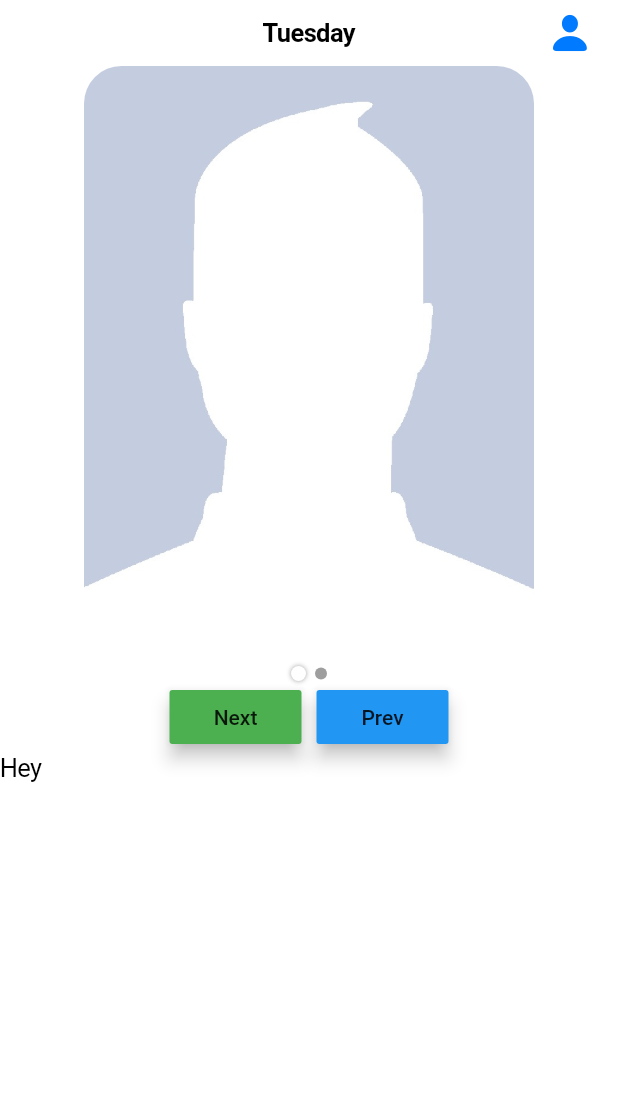
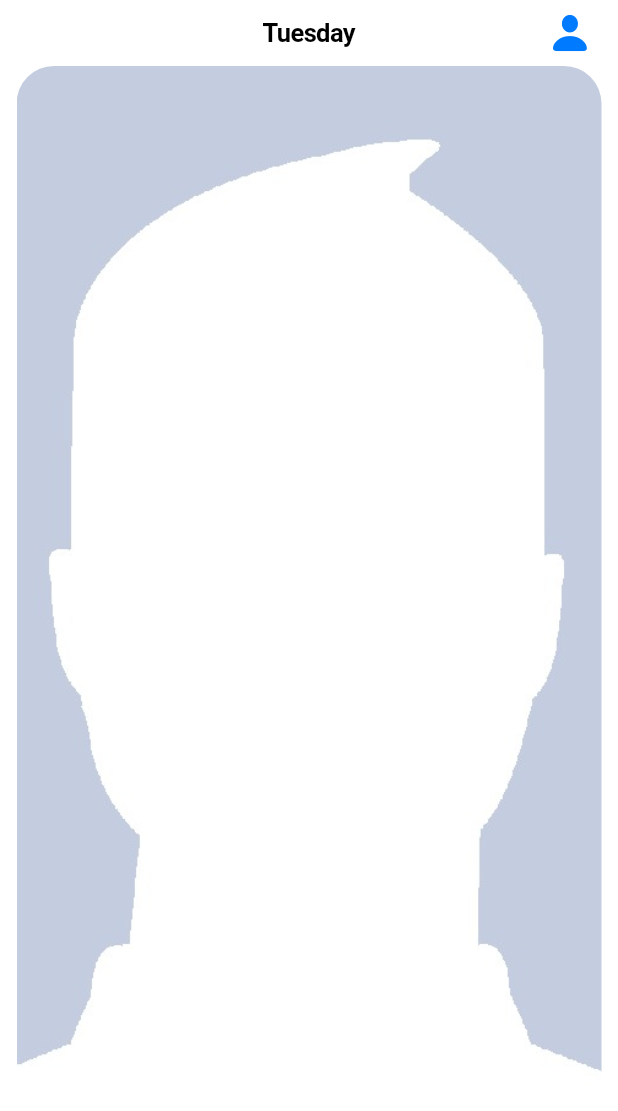
Before and after one commit to tyshantprince/LinkUp, a Flutter app: the screen it shows after launch, on a phone screen of 412 x 824 dp. Shown: the top 1111 px of the screen. Run offline on Flutter 3.47's test engine with Material 2 defaults, Android fonts, the phone set to English and light mode, and no system bars; drawn by our look-alikes of carousel_slider; missing offline and left inert: flutter_statusbar_manager.

```diff
--- a/lib/main.dart
+++ b/lib/main.dart
@@ -1,6 +1,7 @@
 import 'package:flutter/cupertino.dart';
 import 'package:flutter/material.dart';
 import 'package:flutter_statusbar_manager/flutter_statusbar_manager.dart';
+import 'package:carousel_slider/carousel_slider.dart';
 
 void main() => runApp(new MyApp());
 
@@ -53,130 +54,35 @@ class _PostImagesState extends State<PostImages> {
 
   List<String> photos = ['assets/profile_pic.jpg', 'assets/wallpaper.jpg'];
 
-  void _previousImage() {
-    setState(() {
-      photoIndex = photoIndex > 0 ? photoIndex - 1 : 0;
-    });
-  }
-
-  void _nextImage() {
-    setState(() {
-      photoIndex = photoIndex < photos.length - 1 ? photoIndex + 1 : photoIndex;
-    });
-  }
-
   @override
   Widget build(BuildContext context) {
-    return Center(
-      child: Stack(
-        children: <Widget>[
-          Column(
-            children:<Widget>[
-              Container(
-                decoration: BoxDecoration(
-                    borderRadius: BorderRadius.circular(25.0),
-                    image: DecorationImage(
-                        image: AssetImage(photos[photoIndex]),
-                        fit: BoxFit.cover)),
-                height: 400.0,
-                width: 300.0,
-              ),
-              Center(
-                child: SelectedPhoto(
-                    numberOfDots: photos.length, photoIndex: photoIndex),
-              ),
-              Row(
-                mainAxisAlignment: MainAxisAlignment.center,
-                children: <Widget>[
-                  RaisedButton(
-                    child: Text('Next'),
-                    onPressed: _nextImage,
-                    elevation: 5.0,
-                    color: Colors.green,
-                  ),
-                  SizedBox(width: 10.0),
-                  RaisedButton(
-                    child: Text('Prev'),
-                    onPressed: _previousImage,
-                    elevation: 5.0,
-                    color: Colors.blue,
-                  )
-                ],
-              )
-            ]
-          ),
-        ],
+    return (Column(children: <Widget>[
+      CarouselSlider(
+        enableInfiniteScroll: false,
+        initialPage: 0,
+        viewportFraction: 1.0,
+        height: MediaQuery.of(context).size.height,
+        items: photos.map((i) {
+          return Builder(
+            builder: (BuildContext context) {
+              return Container(
+                width: MediaQuery.of(context).size.width,
+                margin: EdgeInsets.symmetric(horizontal: 5.0),
+                padding: EdgeInsets.symmetric(horizontal: 6.0),
+
+                decoration: BoxDecoration(color: Colors.transparent),
+                child: Container(
+                  decoration: BoxDecoration(
+                      borderRadius: BorderRadius.circular(25.0),
+                      image: DecorationImage(
+                          image: AssetImage(i),
+                          fit: BoxFit.cover)),
+                ),
+              );
+            },
+          );
+        }).toList(),
       ),
-    );
+    ]));
   }
 }
-
-class SelectedPhoto extends StatelessWidget {
-  final int numberOfDots;
-  final int photoIndex;
-
-  SelectedPhoto({this.numberOfDots, this.photoIndex});
-
-    Widget _inactivePhoto() {
-    return new Container(
-      child: new Padding(
-        padding: const EdgeInsets.only(left: 3.0, right: 3.0),
-        child: Container(
-          height: 8.0,
-          width: 8.0,
-          decoration: BoxDecoration(
-            color: Colors.grey,
-            borderRadius: BorderRadius.circular(4.0)
-          ),
-        ),
-      )
-    );
-  }
-
-  Widget _activePhoto() {
-    return Container(
-      child: Padding(
-        padding: EdgeInsets.only(left: 3.0, right: 3.0),
-        child: Container(
-          height: 10.0,
-          width: 10.0,
-          decoration: BoxDecoration(
-            color: Colors.white,
-            borderRadius: BorderRadius.circular(5.0),
-            boxShadow: [
-              BoxShadow(
-                color: Colors.grey,
-                spreadRadius: 0.0,
-                blurRadius: 2.0
-              )
-            ]
-          ),
-        ),
-      ),
-    );
-  }
-
-  List<Widget> _buildDots() {
-    List<Widget> dots = [];
-
-    for(int i = 0; i< numberOfDots; ++i) {
-      dots.add(
-        i == photoIndex ? _activePhoto(): _inactivePhoto()
-      );
-    }
-
-    return dots;
-  }
-
-  @override
-  Widget build(BuildContext context) {
-    return new Center(
-      child: Row(
-        mainAxisAlignment: MainAxisAlignment.center,
-        children: _buildDots(),
-      ),
-    );
-  }
-
-
-}
--- a/pubspec.yaml
+++ b/pubspec.yaml
@@ -20,7 +20,8 @@ dependencies:
   flutter:
     sdk: flutter
   flutter_statusbar_manager : ^1.0.2
-  flutter_svg: ^0.12.0
+  carousel_slider: ^1.3.0
+
 
 
 
```
Also changed, not shown: pubspec.lock.
